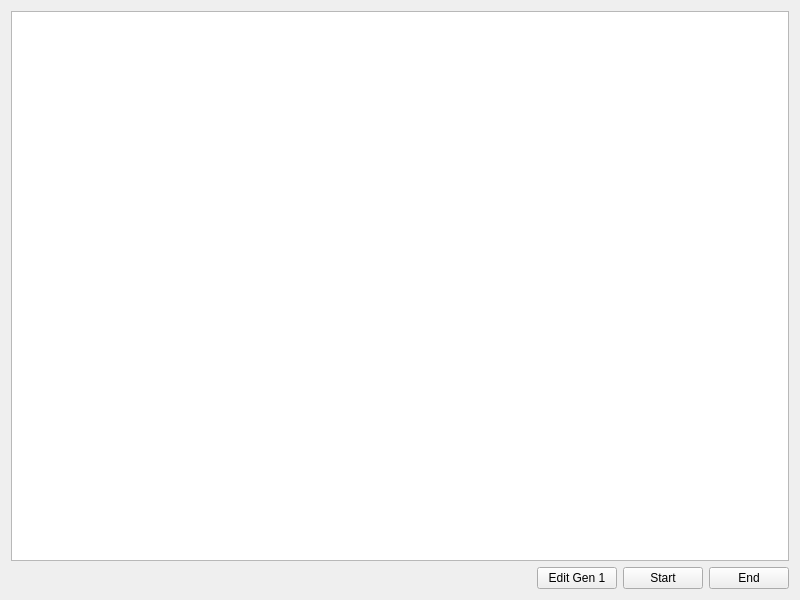
The window that widget.ui (Arthur-P-Dent/Conways-Game-of-Life) describes before a commit, drawn with Qt 5.
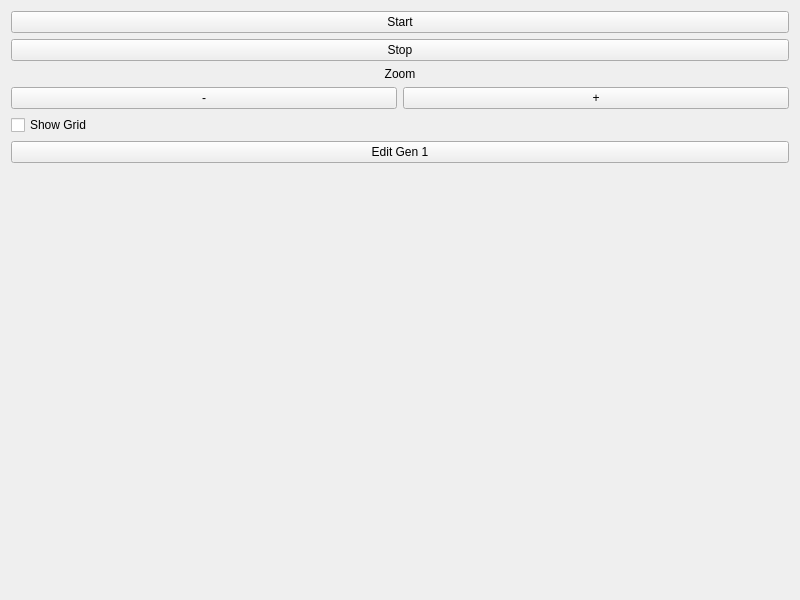
The same window after the commit.

Commit message: added in grid and zoom functionality

```diff
--- a/widget.ui
+++ b/widget.ui
@@ -13,46 +13,81 @@
   <property name="windowTitle">
    <string>Widget</string>
   </property>
-  <layout class="QVBoxLayout" name="verticalLayout">
+  <layout class="QHBoxLayout" name="horizontalLayout_2">
    <item>
-    <widget class="QGraphicsView" name="graphicsView"/>
+    <layout class="QVBoxLayout" name="viewLayout"/>
    </item>
    <item>
-    <layout class="QHBoxLayout" name="horizontalLayout">
+    <layout class="QVBoxLayout" name="verticalLayout">
      <item>
-      <spacer name="horizontalSpacer">
+      <widget class="QPushButton" name="start_bttn">
+       <property name="text">
+        <string>Start</string>
+       </property>
+      </widget>
+     </item>
+     <item>
+      <widget class="QPushButton" name="stop_bttn">
+       <property name="text">
+        <string>Stop</string>
+       </property>
+      </widget>
+     </item>
+     <item>
+      <widget class="QLabel" name="label">
+       <property name="text">
+        <string>Zoom</string>
+       </property>
+       <property name="alignment">
+        <set>Qt::AlignCenter</set>
+       </property>
+      </widget>
+     </item>
+     <item>
+      <layout class="QHBoxLayout" name="horizontalLayout">
+       <item>
+        <widget class="QPushButton" name="zoomOut_bttn">
+         <property name="text">
+          <string>-</string>
+         </property>
+        </widget>
+       </item>
+       <item>
+        <widget class="QPushButton" name="zoomIn_bttn">
+         <property name="text">
+          <string>+</string>
+         </property>
+        </widget>
+       </item>
+      </layout>
+     </item>
+     <item>
+      <widget class="QCheckBox" name="showGrid_chbx">
+       <property name="text">
+        <string>Show Grid</string>
+       </property>
+      </widget>
+     </item>
+     <item>
+      <widget class="QPushButton" name="edit_bttn">
+       <property name="text">
+        <string>Edit Gen 1</string>
+       </property>
+      </widget>
+     </item>
+     <item>
+      <spacer name="verticalSpacer">
        <property name="orientation">
-        <enum>Qt::Horizontal</enum>
+        <enum>Qt::Vertical</enum>
        </property>
        <property name="sizeHint" stdset="0">
         <size>
-         <width>40</width>
-         <height>20</height>
+         <width>20</width>
+         <height>40</height>
         </size>
        </property>
       </spacer>
      </item>
-     <item>
-      <widget class="QPushButton" name="edit_bttn">
-       <property name="text">
-        <string>Edit Gen 1</string>
-       </property>
-      </widget>
-     </item>
-     <item>
-      <widget class="QPushButton" name="start_bttn">
-       <property name="text">
-        <string>Start</string>
-       </property>
-      </widget>
-     </item>
-     <item>
-      <widget class="QPushButton" name="end_bttn">
-       <property name="text">
-        <string>End</string>
-       </property>
-      </widget>
-     </item>
     </layout>
    </item>
   </layout>
```
The commit also changes 44 other files.
